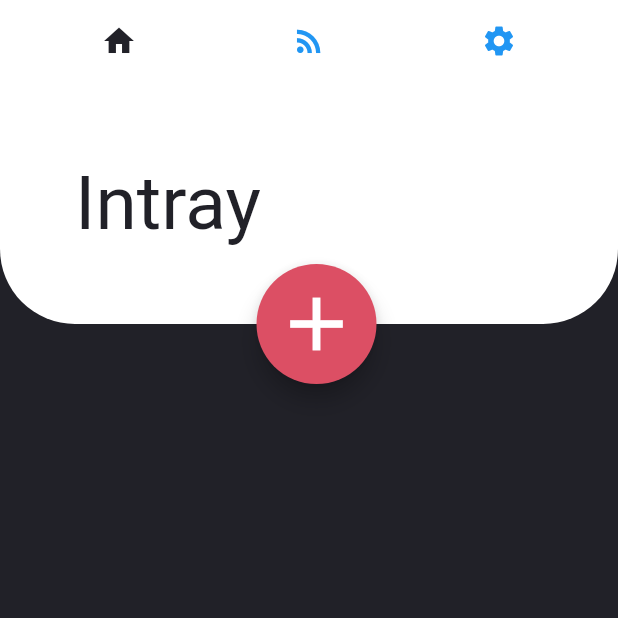
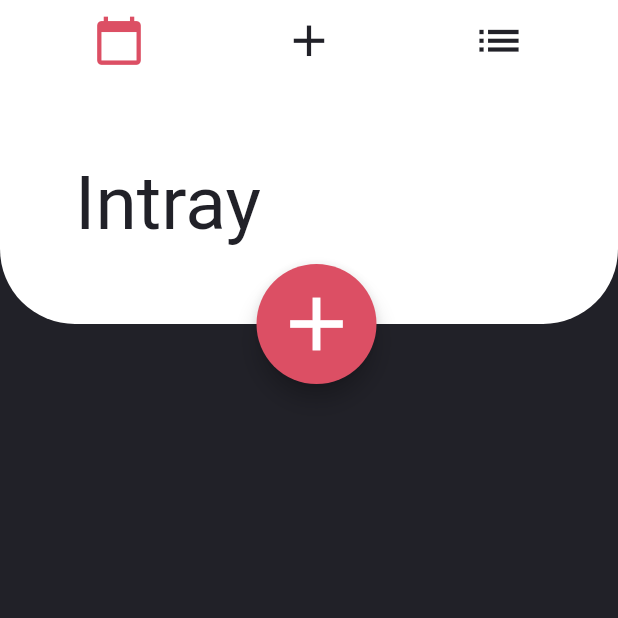
Before and after one commit to yuri-almeid/Mobile-Personal_Studies, a Flutter app: the screen it shows after launch, on a phone screen of 412 x 824 dp, the top half of it. Run offline on Flutter 3.47's test engine with Material 2 defaults, Android fonts, the phone set to English and light mode, and no system bars; Roboto replaces fonts that are missing (Avenir).

Commit message:
Begining of Intray page

```diff
--- /dev/null
+++ b/Flutter_app/todoapp/lib/UI/Intray/intray_page.dart
@@ -0,0 +1,24 @@
+import 'package:flutter/material.dart';
+import 'package:todoapp/models/global.dart';
+
+class IntrayPage extends StatefulWidget {
+  @override
+  _IntrayPageState createState() => _IntrayPageState();
+}
+
+class _IntrayPageState extends State<IntrayPage> {
+  @override
+  Widget build(BuildContext context) {
+    return Container(
+      color: darkGreyColor,
+      child: ListView(
+        padding: EdgeInsets.only(top: 300),
+        children: getList(),
+      ),
+    );
+  }
+
+  List<Widget> getList() {
+    return [];
+  }
+}
--- a/Flutter_app/todoapp/lib/main.dart
+++ b/Flutter_app/todoapp/lib/main.dart
@@ -1,4 +1,5 @@
 import 'package:flutter/material.dart';
+import 'package:todoapp/UI/Intray/intray_page.dart';
 import 'package:todoapp/models/global.dart';
 
 void main() {
@@ -42,9 +43,7 @@ class _MyHomePageState extends State<MyHomePage> {
               children: <Widget>[
                 TabBarView(
                   children: [
-                    new Container(
-                      color: darkGreyColor,
-                    ),
+                    IntrayPage(),
                     new Container(
                       color: Colors.orange,
                     ),
@@ -96,17 +95,26 @@ class _MyHomePageState extends State<MyHomePage> {
               title: new TabBar(
                 tabs: [
                   Tab(
-                    icon: new Icon(Icons.home),
+                    icon: new Icon(
+                      Icons.calendar_today,
+                      size: 35,
+                    ),
                   ),
                   Tab(
-                    icon: new Icon(Icons.rss_feed),
+                    icon: new Icon(
+                      Icons.add,
+                      size: 35,
+                    ),
                   ),
                   Tab(
-                    icon: new Icon(Icons.settings),
+                    icon: new Icon(
+                      Icons.list,
+                      size: 35,
+                    ),
                   ),
                 ],
-                labelColor: darkGreyColor,
-                unselectedLabelColor: Colors.blue,
+                labelColor: redColor,
+                unselectedLabelColor: darkGreyColor,
                 indicatorSize: TabBarIndicatorSize.label,
                 indicatorPadding: EdgeInsets.all(5.0),
                 indicatorColor: Colors.transparent,
--- /dev/null
+++ b/Flutter_app/todoapp/lib/models/task.dart
@@ -0,0 +1 @@
+class Task {}
```
